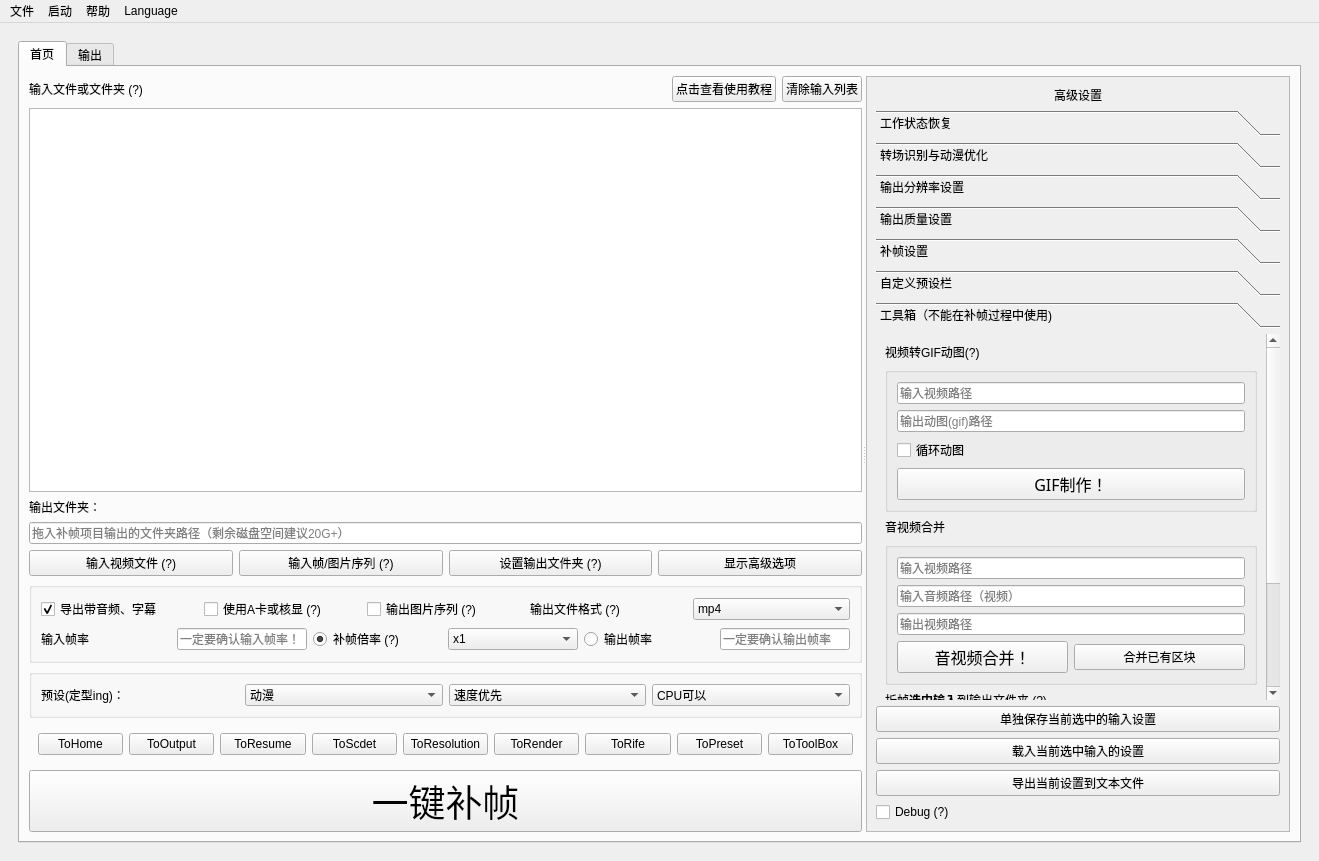
100wman/RIFE_GUI, file Utils/SVFI_UI.ui: the form before one commit.
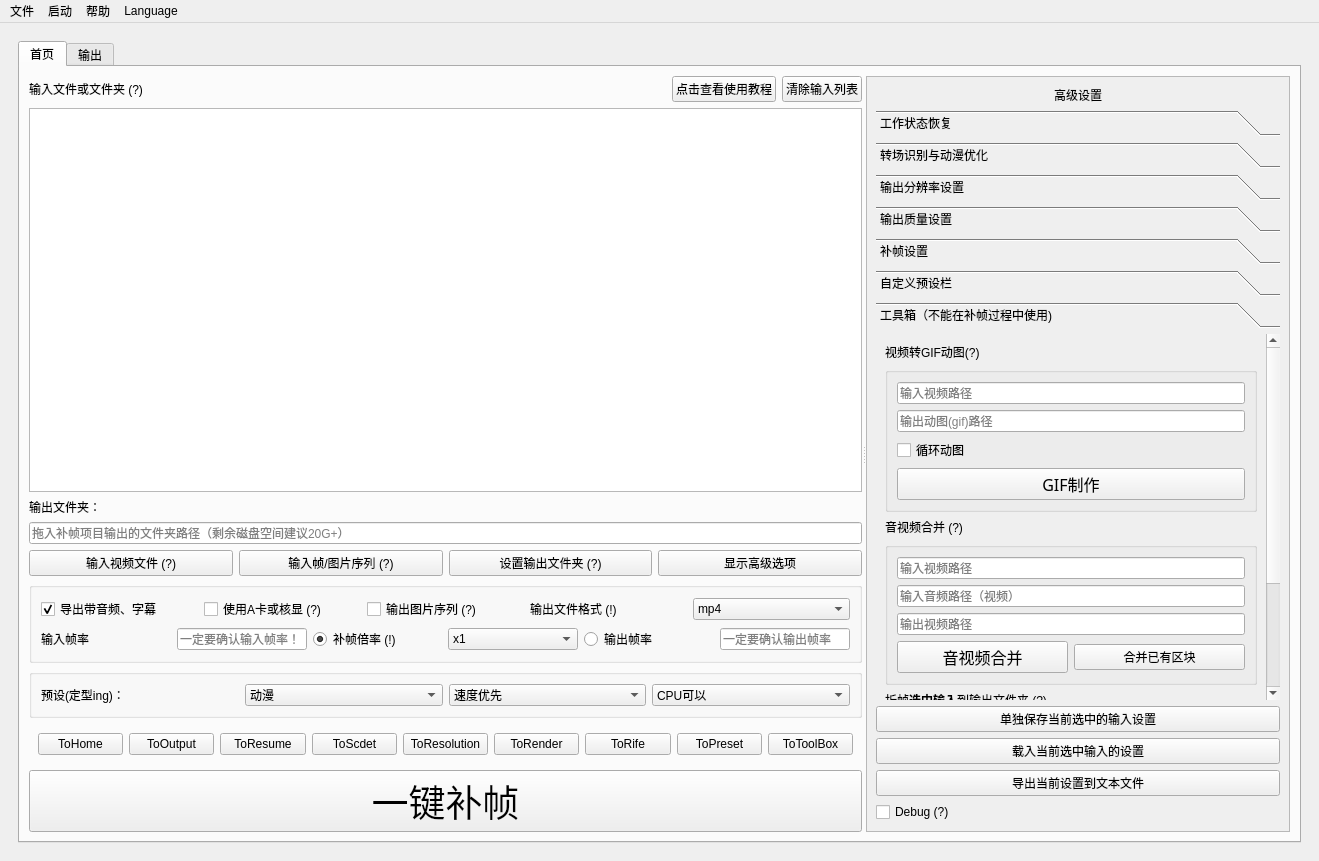
The form after the commit. The open tabs and pages were chosen to show the change. Custom widgets are drawn as their Qt base class.

Patch:
```diff
--- a/Utils/SVFI_UI.ui
+++ b/Utils/SVFI_UI.ui
@@ -139,7 +139,7 @@
                        <string>&lt;html&gt;&lt;head/&gt;&lt;body&gt;&lt;p&gt;&lt;span style=&quot; font-weight:600;&quot;&gt;如果音频合并出现问题，请尝试更换输出文件格式&lt;/span&gt;&lt;/p&gt;&lt;p&gt;&lt;span style=&quot; font-weight:600;&quot;&gt;mov&lt;/span&gt;兼容大多数音视频轨，但对字幕轨兼容不太好；&lt;/p&gt;&lt;p&gt;&lt;span style=&quot; font-weight:600;&quot;&gt;mkv&lt;/span&gt;兼容大多数字幕轨，但不支持pcm音频输出（这种情况请改为mov）&lt;/p&gt;&lt;p&gt;&lt;span style=&quot; font-weight:600;&quot;&gt;mp4&lt;/span&gt;支持流式传输，不支持truehd、dts等特种音频格式包装&lt;/p&gt;&lt;/body&gt;&lt;/html&gt;</string>
                       </property>
                       <property name="text">
-                       <string>输出文件格式 (?)</string>
+                       <string>输出文件格式 (!)</string>
                       </property>
                       <property name="alignment">
                        <set>Qt::AlignLeading|Qt::AlignLeft|Qt::AlignVCenter</set>
@@ -255,7 +255,7 @@
                        <string>&lt;html&gt;&lt;head/&gt;&lt;body&gt;&lt;p&gt;1. 输入为视频，输出为视频或图片序列：实际输出帧率以&lt;span style=&quot; font-weight:600;&quot;&gt;输出帧率&lt;/span&gt;为准，与补帧倍率无关：&lt;/p&gt;&lt;p&gt;一个长度为1s的24fps输入视频在补帧倍率为x2，输出帧率为60的情况下，会输出&lt;span style=&quot; font-weight:600;&quot;&gt;60fps的视频或者60张图片&lt;/span&gt;；&lt;/p&gt;&lt;p&gt;&lt;br/&gt;&lt;/p&gt;&lt;p&gt;2. 输入为图片序列，输出为视频：每张输入图片会&lt;span style=&quot; font-weight:600;&quot;&gt;按照补帧倍率重复N次&lt;/span&gt;，再输入到软件进行补帧，并被压制为&lt;span style=&quot; font-weight:600;&quot;&gt;输出帧率&lt;/span&gt;：&lt;/p&gt;&lt;p&gt;一个24fps，有24张图片的图片序列在补帧倍率为x2，输出帧率为60的情况下，会输出60fps的视频，且&lt;span style=&quot; font-weight:600;&quot;&gt;大于48fps的部分为重复帧&lt;/span&gt;；&lt;/p&gt;&lt;p&gt;&lt;br/&gt;&lt;/p&gt;&lt;p&gt;3. 输入为图片序列，输出为图片序列：每张输入图片会&lt;span style=&quot; font-weight:600;&quot;&gt;按照补帧倍率重复N次&lt;/span&gt;，并按照补帧倍率输出：&lt;/p&gt;&lt;p&gt;一个24fps，有24张图片的图片序列在补帧倍率为x2，输出帧率为60的情况下，会&lt;span style=&quot; font-weight:600;&quot;&gt;输出48张图片&lt;/span&gt;&lt;/p&gt;&lt;/body&gt;&lt;/html&gt;</string>
                       </property>
                       <property name="text">
-                       <string>补帧倍率 (?)</string>
+                       <string>补帧倍率 (!)</string>
                       </property>
                       <property name="checked">
                        <bool>true</bool>
@@ -2641,8 +2641,8 @@
                       <property name="geometry">
                        <rect>
                         <x>0</x>
-                        <y>0</y>
-                        <width>288</width>
+                        <y>-50</y>
+                        <width>388</width>
                         <height>460</height>
                        </rect>
                       </property>
@@ -2737,7 +2737,7 @@
                                </font>
                               </property>
                               <property name="text">
-                               <string>GIF制作！</string>
+                               <string>GIF制作</string>
                               </property>
                              </widget>
                             </item>
@@ -2838,7 +2838,7 @@
                                  </font>
                                 </property>
                                 <property name="text">
-                                 <string>音视频合并！</string>
+                                 <string>音视频合并</string>
                                 </property>
                                </widget>
                               </item>
@@ -2869,7 +2869,7 @@
                             </sizepolicy>
                            </property>
                            <property name="text">
-                            <string>音视频合并</string>
+                            <string>音视频合并 (?)</string>
                            </property>
                           </widget>
                          </item>
```
Left out of the diff: 51 changed lines with no effect on the pictures.
